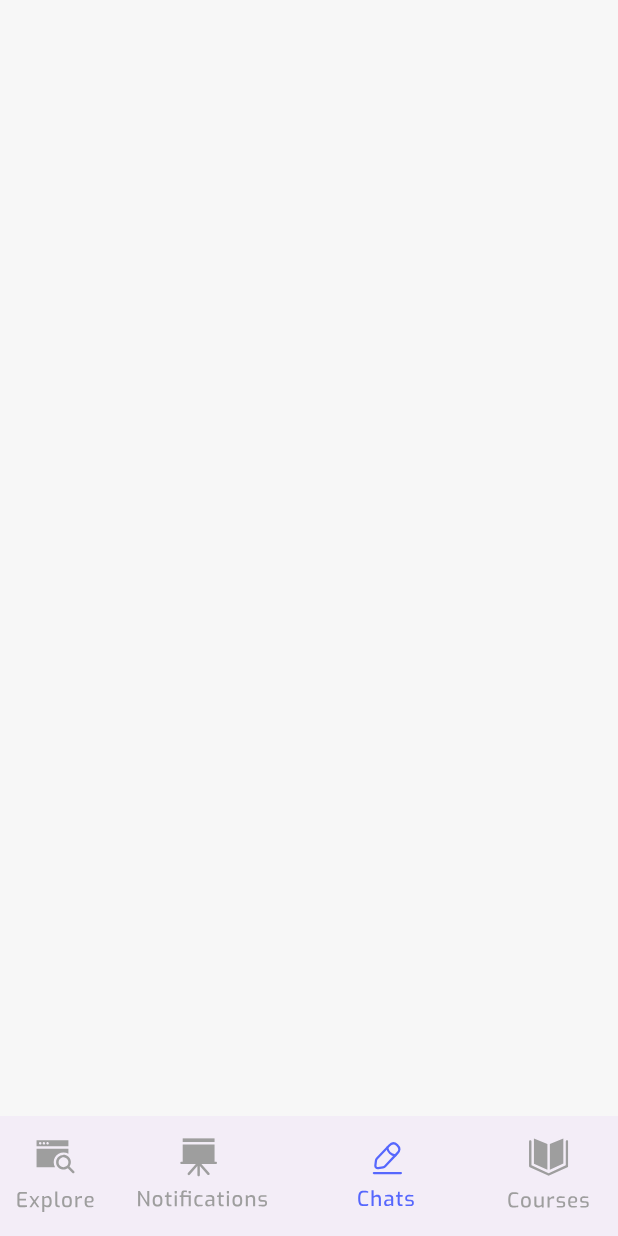
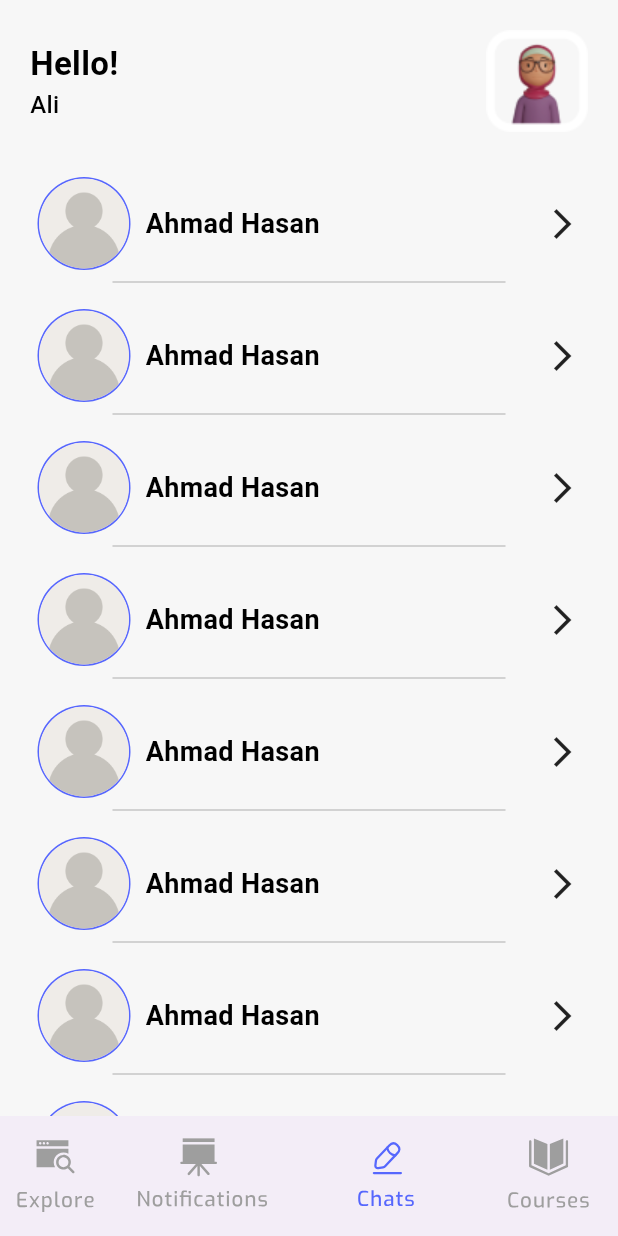
Before and after one commit to danielAdrah/studyMate, a Flutter app: the StudentMainNavBar screen opened directly, item 3 of the bottom bar chosen, on a phone screen of 412 x 824 dp. Run offline on Flutter 3.47's test engine with Material 3 defaults, Android fonts, the phone set to English and light mode, and no system bars; our stand-ins replace animate_do, flutter_rating_bar, flutter_svg, get.

Commit message:
prfile and chat

```diff
--- /dev/null
+++ b/lib/view/student_view/chat_view.dart
@@ -0,0 +1,93 @@
+// ignore_for_file: prefer_const_constructors, prefer_const_literals_to_create_immutables
+
+import 'package:flutter/material.dart';
+
+import '../../common_widgets/custom_app_bar.dart';
+import '../../theme.dart';
+
+class ChatView extends StatefulWidget {
+  const ChatView({super.key});
+
+  @override
+  State<ChatView> createState() => _ChatViewState();
+}
+
+class _ChatViewState extends State<ChatView> {
+  @override
+  Widget build(BuildContext context) {
+    var height = MediaQuery.of(context).size.height;
+    return Scaffold(
+      backgroundColor: TColor.background,
+      body: SafeArea(
+        child: SingleChildScrollView(
+          child: Padding(
+            padding: EdgeInsets.symmetric(horizontal: 20),
+            child: Column(
+              crossAxisAlignment: CrossAxisAlignment.start,
+              children: [
+                SizedBox(height: 20),
+                CustomAppBar(
+                  name: "Ali",
+                  avatar: "assets/img/avatar.png",
+                ),
+                SizedBox(height: 25),
+                SizedBox(
+                  width: double.infinity,
+                  height: height,
+                  child: ListView.builder(
+                    shrinkWrap: true,
+                    physics: NeverScrollableScrollPhysics(),
+                    itemCount: 8,
+                    itemBuilder: (context, index) {
+                      return Container(
+                        margin: EdgeInsets.all(5),
+                        child: Column(
+                          crossAxisAlignment: CrossAxisAlignment.start,
+                          children: [
+                            Row(
+                              mainAxisAlignment: MainAxisAlignment.spaceBetween,
+                              children: [
+                                Row(
+                                  children: [
+                                    Container(
+                                      padding: EdgeInsets.all(1),
+                                      decoration: BoxDecoration(
+                                          color: TColor.primary,
+                                          shape: BoxShape.circle),
+                                      child: CircleAvatar(
+                                        backgroundImage:
+                                            AssetImage("assets/img/user.png"),
+                                        radius: 30,
+                                      ),
+                                    ),
+                                    SizedBox(width: 10),
+                                    Text(
+                                      "Ahmad Hasan",
+                                      style: TextStyle(
+                                          color: TColor.black,
+                                          fontSize: 18,
+                                          fontWeight: FontWeight.bold),
+                                    ),
+                                  ],
+                                ),
+                                Icon(Icons.arrow_forward_ios)
+                              ],
+                            ),
+                            Divider(
+                                color: TColor.black.withOpacity(0.2),
+                                indent: 50,
+                                endIndent: 50),
+                          ],
+                        ),
+                      );
+                    },
+                  ),
+                ),
+              ],
+            ),
+          ),
+        ),
+      ),
+    );
+  }
+}
--- a/lib/view/student_view/student_main_nav_bar.dart
+++ b/lib/view/student_view/student_main_nav_bar.dart
@@ -5,6 +5,7 @@ import 'package:flutter_svg/flutter_svg.dart';
 
 import '../../theme.dart';
 import 'booked_courses.dart';
+import 'chat_view.dart';
 import 'explore_view.dart';
 import 'notification_view.dart';
 
@@ -66,7 +67,7 @@ class _StudentMainNavBarState extends State<StudentMainNavBar> {
                   onPressed: () {
                     setState(() {
                       selectTab = 2;
-                      currentTabView = Container();
+                      currentTabView = ChatView();
                     });
                   },
                   icon: SvgPicture.asset(
```
